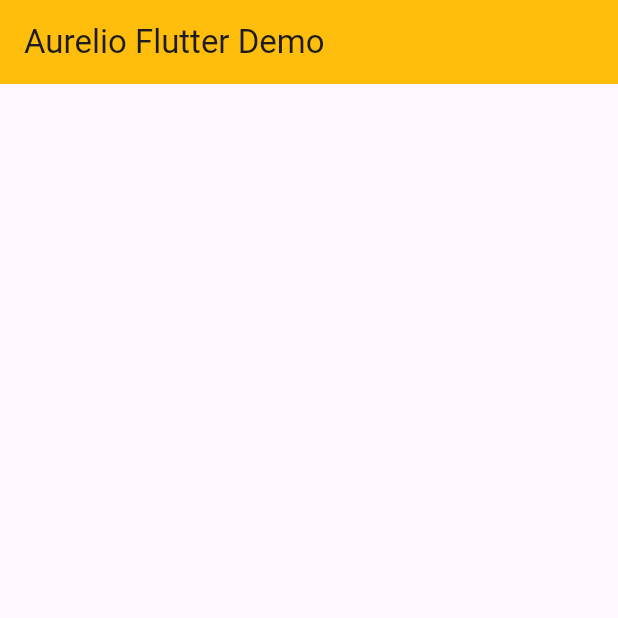
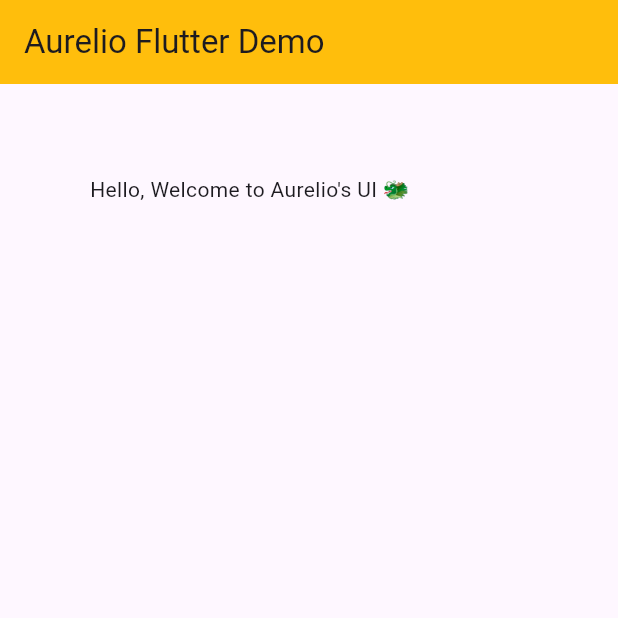
Before and after one commit to AurelioAlfons/aurelio_app1, a Flutter app: the screen it shows after launch, on a phone screen of 412 x 824 dp, the top half of it. Run offline on Flutter 3.47's test engine with Material 3 defaults, Android fonts, the light colour scheme and no system bars.

Commit message:
New app v2

```diff
--- a/lib/main.dart
+++ b/lib/main.dart
@@ -1,5 +1,4 @@
 // Author: Aurelio Hevi Alfons
-import 'package:aurelio_app1/original.dart';
 import 'package:flutter/material.dart';
 
 void main() {
@@ -13,11 +12,15 @@ class MyApp extends StatelessWidget {
   Widget build(BuildContext context) {
     return MaterialApp(
       home: Scaffold(
-        appBar: AppBar(
-          backgroundColor: const Color.fromARGB(255, 255, 190, 12),
-          title: const Text("Aurelio Flutter Demo"),
-        ),
-      ),
+          appBar: AppBar(
+            backgroundColor: const Color.fromARGB(255, 255, 190, 12),
+            title: const Text("Aurelio Flutter Demo"),
+          ),
+          body: Container(
+            child: const Text("Hello, Welcome to Aurelio's UI 🐲"),
+            margin: const EdgeInsets.all(50),
+            padding: const EdgeInsets.all(10),
+          )),
     );
   }
 }
```
